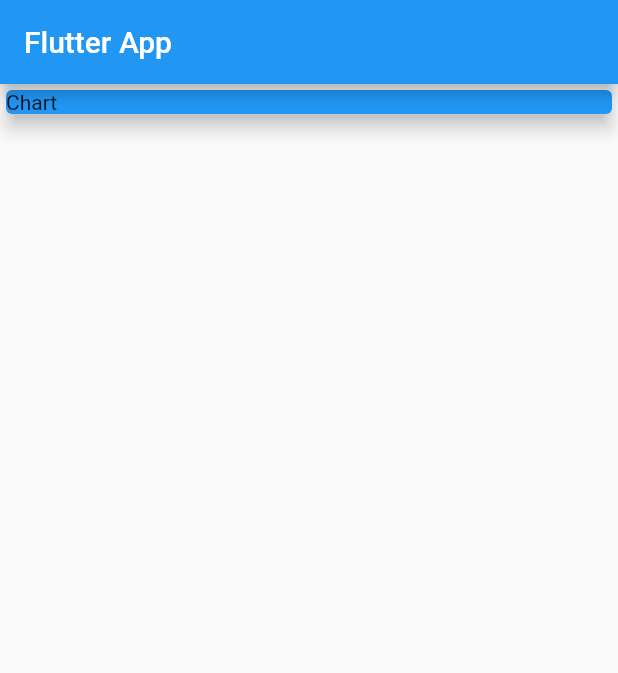
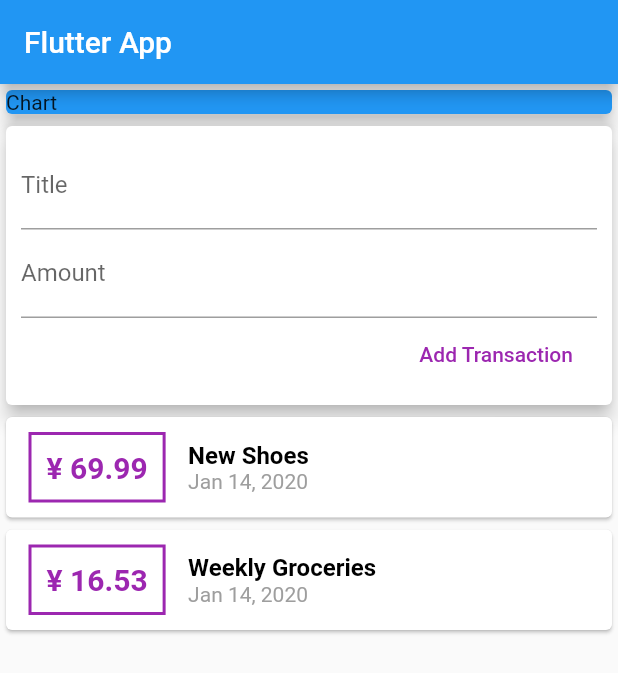
Before and after one commit to cin-derella/flutter_expense_planner, a Flutter app: the screen it shows after launch, on a phone screen of 412 x 824 dp. Shown: the top 673 px of the screen. Run offline on Flutter 3.47's test engine with Material 2 defaults, Android fonts, the phone set to English and light mode, and no system bars.

Commit message:
connect widgets  and manage data state

```diff
--- a/lib/main.dart
+++ b/lib/main.dart
@@ -1,4 +1,5 @@
 import 'package:flutter/material.dart';
+import './widgets/user_transaction.dart';
 
 
 
@@ -41,7 +42,7 @@
               elevation: 5,
             ),
           ),
-
+        UserTransactions(),
         ],
       ),
     );
--- a/lib/widgets/transaction_list.dart
+++ b/lib/widgets/transaction_list.dart
@@ -3,7 +3,8 @@
 import 'package:intl/intl.dart';
 
 class TransactionList extends StatelessWidget {
-
+  final List<Transaction> transactions;
+  TransactionList(this.transactions);
 
 
 
@@ -11,7 +12,7 @@
   @override
   Widget build(BuildContext context) {
     return  Column(
-            children: _userTransaction.map((tx) {
+            children: transactions.map((tx) {
               return Card(
                 child: Row(
                   children: <Widget>[
@@ -59,6 +60,6 @@
                 ),
               );
             }).toList(),
-          )
+          );
   }
 }
--- a/lib/widgets/user_transaction.dart
+++ b/lib/widgets/user_transaction.dart
@@ -9,7 +9,7 @@
 }
 
 class _UserTransactionsState extends State<UserTransactions> {
-  final List<Transaction> _userTransaction = [
+  final List<Transaction> _userTransactions = [
     Transaction(
       id: 't1',
       title: 'New Shoes',
@@ -23,12 +23,26 @@
       date: DateTime.now(),
     ),
   ];
+
+  void _addNewTransaction(String txTitle, double txAmount) {
+    final newTx = Transaction(
+      title: txTitle,
+      amount: txAmount,
+      date: DateTime.now(),
+      id: DateTime.now().toString(),
+    );
+
+    setState(() {
+      _userTransactions.add(newTx);
+    });
+  }
+
   @override
   Widget build(BuildContext context) {
     return Column(
       children: <Widget>[
         NewTransaction(),
-        TransactionList(),
+        TransactionList(_userTransactions),
       ],
     );
   }
```
